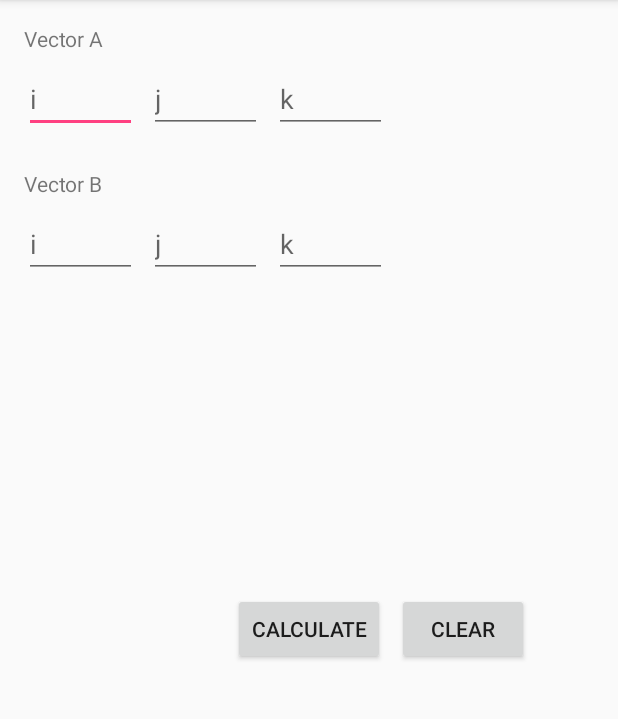
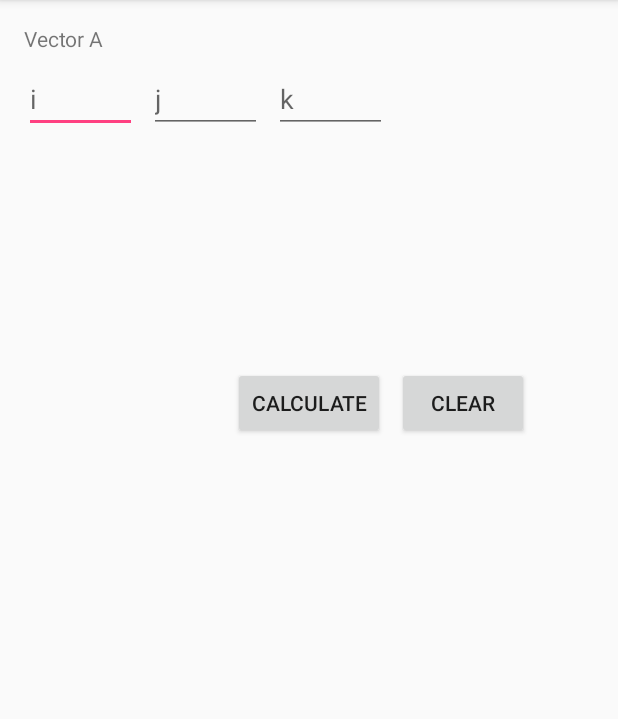
Before and after one commit to eric1932/M241HCalculator, an Android app: the mode_for_vectors_in_R3 screen opened directly, with no data from a screen before it, after a tap on "CALCULATE", on a phone screen of 412 x 824 dp, the part 84-803 px from its top. Run offline under Robolectric (Android 15) with nearby library versions, the phone set to English and light mode, and no system bars.

Commit message:
Don't know what I've done

```diff
--- a/app/src/main/java/com/m241hcalculator/eric/m241hcalculator/mode_for_vectors_in_R3.java
+++ b/app/src/main/java/com/m241hcalculator/eric/m241hcalculator/mode_for_vectors_in_R3.java
@@ -10,9 +10,6 @@ import android.widget.Toast;
 
 public class mode_for_vectors_in_R3 extends AppCompatActivity {
 
-    static EditText ai, aj, ak, bi, bj, bk;
-    static int int_ai, int_aj, int_ak, int_bi, int_bj, int_bk;
-
     @Override
     protected void onCreate(Bundle savedInstanceState) {
         super.onCreate(savedInstanceState);
@@ -20,27 +17,28 @@ public class mode_for_vectors_in_R3 extends AppCompatActivity {
     }
 
     public void calculate_reveal() {
-        int_ai = Integer.parseInt(ai.getText().toString());
-        int_aj = Integer.parseInt(aj.getText().toString());
-        int_ak = Integer.parseInt(ak.getText().toString());
-        int_bi = Integer.parseInt(bi.getText().toString());
-        int_bj = Integer.parseInt(bj.getText().toString());
-        int_bk = Integer.parseInt(bk.getText().toString());
+        EditText ai = findViewById(R.id.vector_a_i);
+        EditText aj = findViewById(R.id.vector_a_j);
+        EditText ak = findViewById(R.id.vector_a_k);
+        int int_ai = Integer.parseInt(ai.getText().toString());
+        int int_aj = Integer.parseInt(aj.getText().toString());
+        int int_ak = Integer.parseInt(ak.getText().toString());
 
-        double result = Math.pow(Math.pow(int_ai, 2) + Math.pow(int_aj, 2) + Math.pow(int_ak, 2) + Math.pow(int_bi, 2) + Math.pow(int_bj, 2) + Math.pow(int_bk, 2), 0.5);
+        double result = Math.pow(
+                Math.pow(int_ai, 2)
+                + Math.pow(int_aj, 2)
+                + Math.pow(int_ak, 2)
+                , 0.5);
 
         TextView text_result = findViewById(R.id.result);
         text_result.setText(String.valueOf(String.valueOf(result)));
     }
 
     public void review(View v) {
-        ai = findViewById(R.id.vector_a_i);
-        aj = findViewById(R.id.vector_a_j);
-        ak = findViewById(R.id.vector_a_k);
-        bi = findViewById(R.id.vector_b_i);
-        bj = findViewById(R.id.vector_b_j);
-        bk = findViewById(R.id.vector_b_k);
-        EditText vectors[] = {ai, aj, ak, bi, bj, bk};
+        EditText ai = findViewById(R.id.vector_a_i);
+        EditText aj = findViewById(R.id.vector_a_j);
+        EditText ak = findViewById(R.id.vector_a_k);
+        EditText vectors[] = {ai, aj, ak};
 
         for (EditText i : vectors) {
             if (i == null || i.getText().toString().length() == 0) {
@@ -68,13 +66,13 @@ public class mode_for_vectors_in_R3 extends AppCompatActivity {
     }
 
     public void onClickClear(View v) {
+        EditText ai = findViewById(R.id.vector_a_i);
+        EditText aj = findViewById(R.id.vector_a_j);
+        EditText ak = findViewById(R.id.vector_a_k);
         ai = findViewById(R.id.vector_a_i);
         aj = findViewById(R.id.vector_a_j);
         ak = findViewById(R.id.vector_a_k);
-        bi = findViewById(R.id.vector_b_i);
-        bj = findViewById(R.id.vector_b_j);
-        bk = findViewById(R.id.vector_b_k);
-        EditText vectors[] = {ai, aj, ak, bi, bj, bk};
+        EditText vectors[] = {ai, aj, ak};
 
         for (EditText x : vectors) {
             x.setText("");
--- a/app/src/main/res/layout/activity_mode_for_vectors_in__r3.xml
+++ b/app/src/main/res/layout/activity_mode_for_vectors_in__r3.xml
@@ -54,54 +54,6 @@
         app:layout_constraintStart_toEndOf="@+id/vector_a_j" />
 
     <TextView
-        android:id="@+id/vector_b"
-        android:layout_width="wrap_content"
-        android:layout_height="wrap_content"
-        android:layout_marginStart="16dp"
-        android:layout_marginTop="24dp"
-        android:layout_weight="1"
-        android:text="@string/vector_b"
-        app:layout_constraintStart_toStartOf="parent"
-        app:layout_constraintTop_toBottomOf="@+id/vector_a_i" />
-
-    <EditText
-        android:id="@+id/vector_b_i"
-        android:layout_width="75dp"
-        android:layout_height="wrap_content"
-        android:layout_marginStart="16dp"
-        android:layout_marginTop="8dp"
-        android:layout_weight="1"
-        android:ems="10"
-        android:hint="@string/i"
-        android:inputType="number"
-        app:layout_constraintStart_toStartOf="parent"
-        app:layout_constraintTop_toBottomOf="@+id/vector_b" />
-
-    <EditText
-        android:id="@+id/vector_b_j"
-        android:layout_width="75dp"
-        android:layout_height="wrap_content"
-        android:layout_marginStart="8dp"
-        android:layout_weight="1"
-        android:ems="10"
-        android:hint="@string/j"
-        android:inputType="number"
-        app:layout_constraintBaseline_toBaselineOf="@+id/vector_b_i"
-        app:layout_constraintStart_toEndOf="@+id/vector_b_i" />
-
-    <EditText
-        android:id="@+id/vector_b_k"
-        android:layout_width="75dp"
-        android:layout_height="wrap_content"
-        android:layout_marginStart="8dp"
-        android:layout_weight="1"
-        android:ems="10"
-        android:hint="@string/k"
-        android:inputType="number"
-        app:layout_constraintBaseline_toBaselineOf="@+id/vector_b_j"
-        app:layout_constraintStart_toEndOf="@+id/vector_b_j" />
-
-    <TextView
         android:id="@+id/result"
         android:layout_width="wrap_content"
         android:layout_height="wrap_content"
@@ -111,7 +63,7 @@
         app:layout_constraintEnd_toEndOf="parent"
         app:layout_constraintStart_toStartOf="parent"
         app:layout_constraintTop_toTopOf="parent"
-        app:layout_constraintVertical_bias="0.45999998" />
+        app:layout_constraintVertical_bias="0.25" />
 
     <Button
         android:id="@+id/buttonACal"
```
